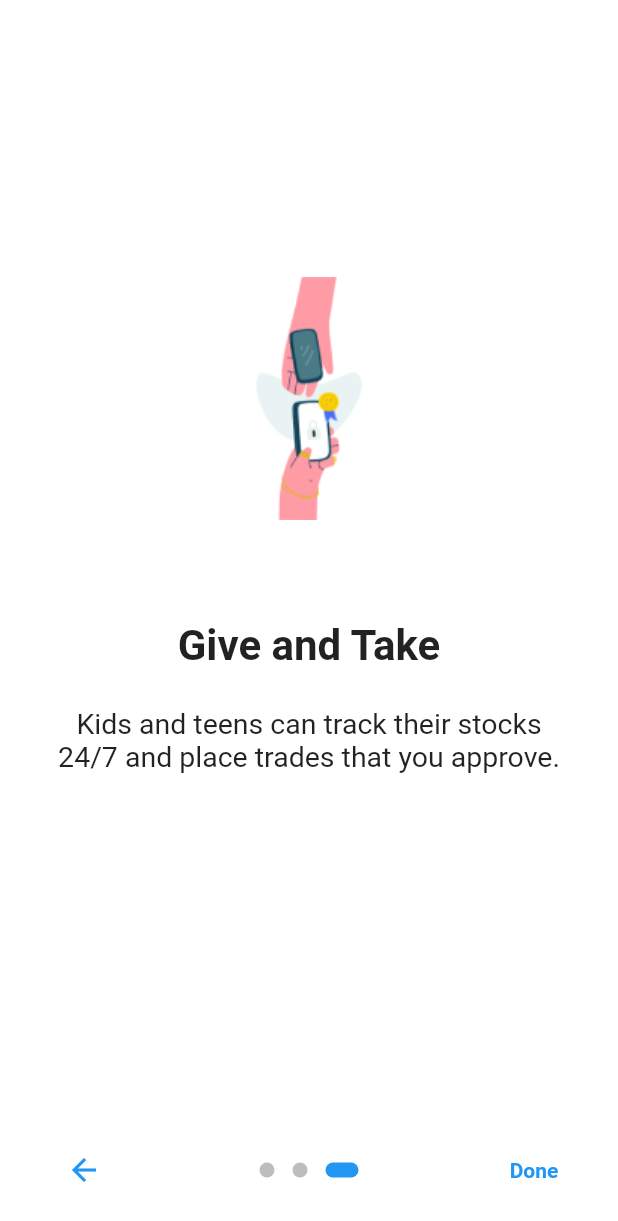
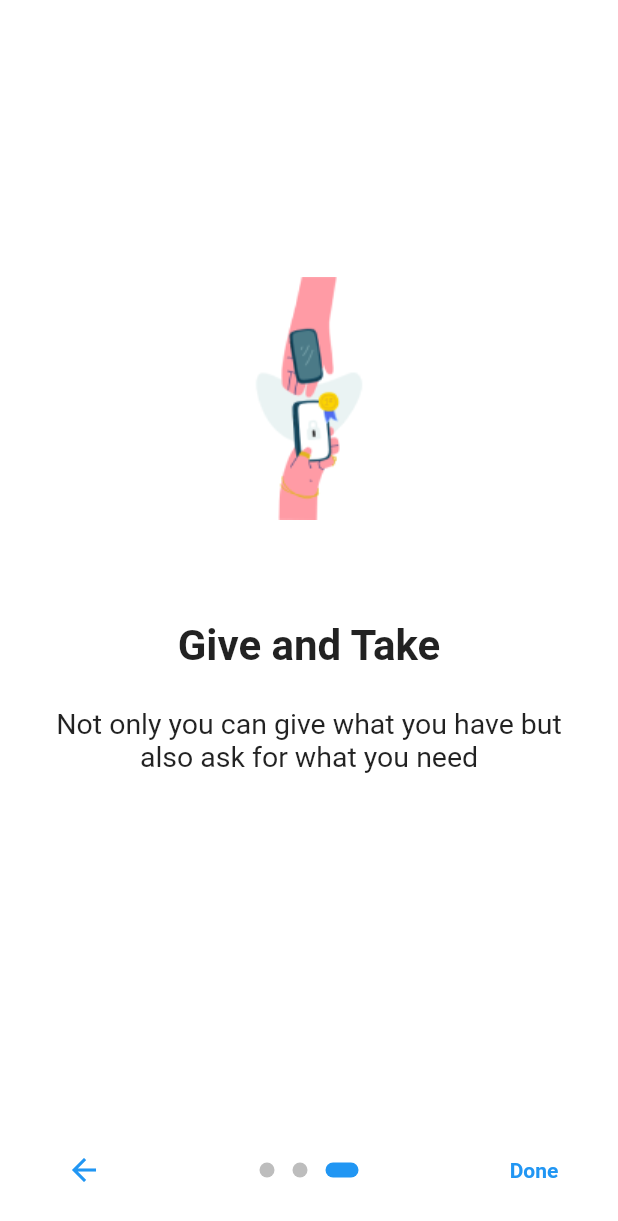
Before and after one commit to BooManLag/E-Bigay, a Flutter app: the screen it shows after launch, swiped to page 3, on a phone screen of 412 x 824 dp. Shown: the top 1221 px of the screen. Run offline on Flutter 3.47's test engine with Material 2 defaults, Android fonts, the phone set to English and light mode, and no system bars; drawn by our look-alikes of introduction_screen; our stand-ins replace curved_navigation_bar, flutter_login, google_maps_flutter, image_picker.

Commit message:
tapos na ata

```diff
--- a/lib/introduction.dart
+++ b/lib/introduction.dart
@@ -67,21 +67,21 @@ class _OnBoardingPageState extends State<OnBoardingPage> {
         PageViewModel(
           title: "Share what you have",
           body:
-              "Instead of having to buy an entire share, invest any amount you want.",
+              "Thinking about giving away things? Connect with people in need.",
           image: _buildImage('1.png'),
           decoration: pageDecoration,
         ),
         PageViewModel(
           title: "You can help in reducing food waste",
           body:
-              "Download the Stockpile app and master the market with our mini-lesson.",
+              "By sharing you just helped reducing gas emissions and stockpiling of waste",
           image: _buildImage('2.png'),
           decoration: pageDecoration,
         ),
         PageViewModel(
           title: "Give and Take",
           body:
-              "Kids and teens can track their stocks 24/7 and place trades that you approve.",
+              "Not only you can give what you have but also ask for what you need",
           image: _buildImage('3.png'),
           decoration: pageDecoration,
         ),
```
